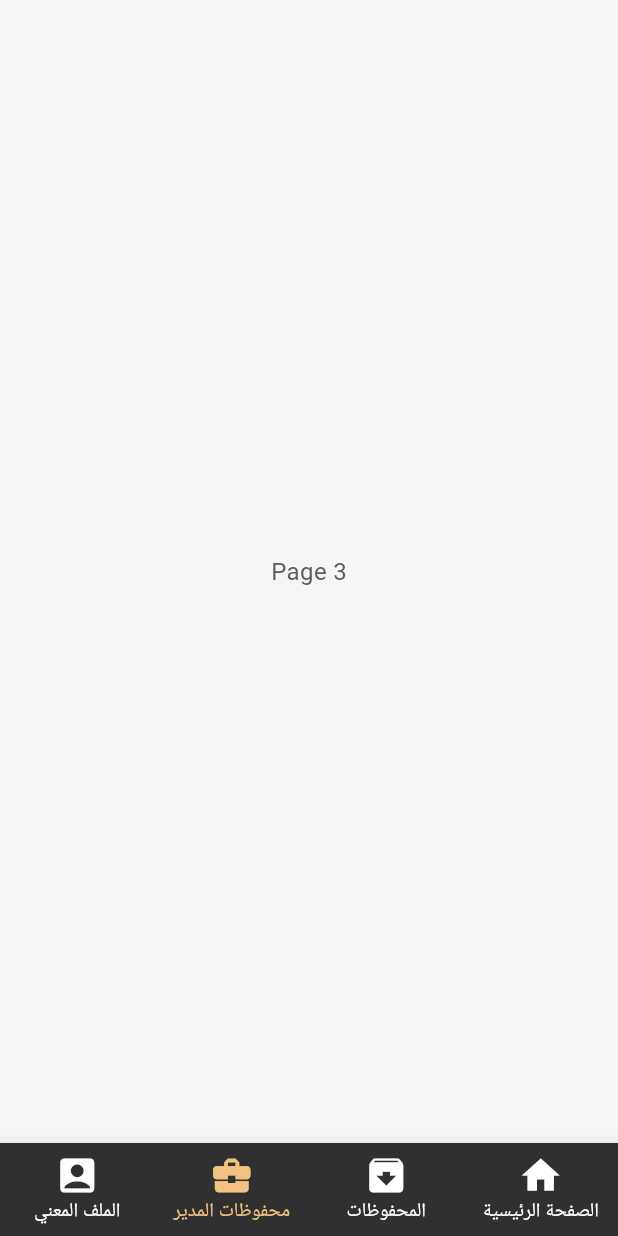
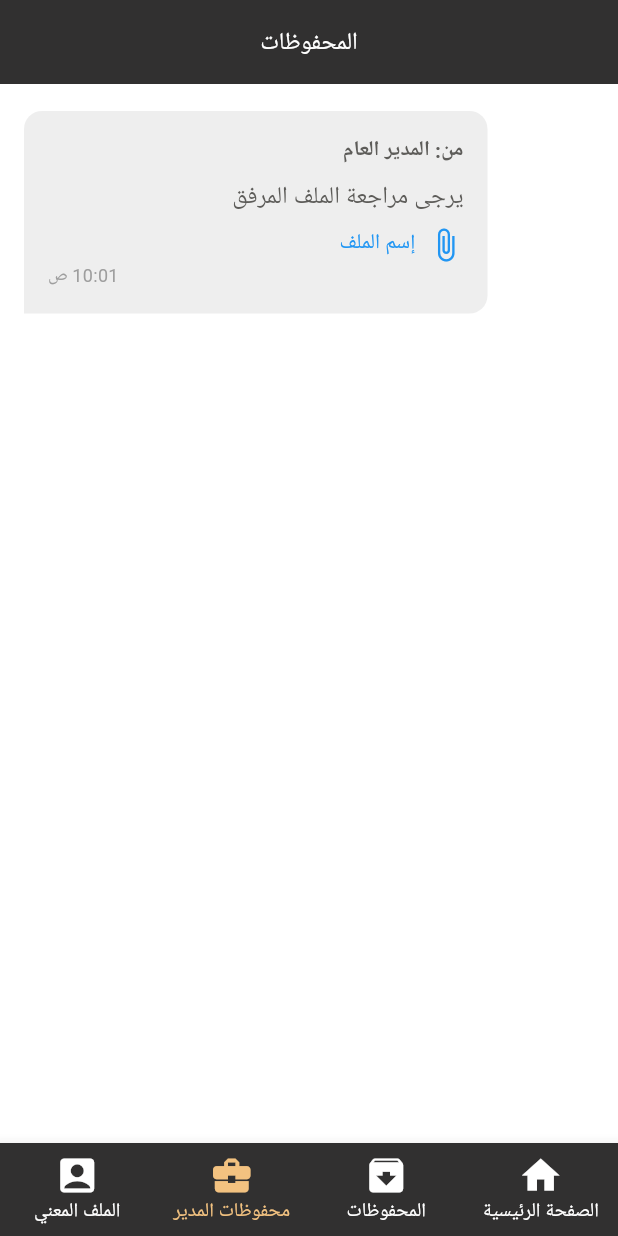
Before and after one commit to Ekram20/qacc_application, a Flutter app: the screen it shows after launch, item 3 of the bottom bar chosen, on a phone screen of 412 x 824 dp. Run offline on Flutter 3.47's test engine with Material 3 defaults, Android fonts, the light colour scheme and no system bars; our stand-ins replace auto_route, file_picker, font_awesome_flutter, gap, smooth_page_indicator; missing offline and left inert: syncfusion_flutter_pdfviewer; Roboto replaces fonts that are missing (Cairo).

Commit message:
المحفوظات - محفوظات المدير العام

```diff
--- a/lib/bottom_navigation_bar_employees.dart
+++ b/lib/bottom_navigation_bar_employees.dart
@@ -1,7 +1,8 @@
 import 'package:auto_route/auto_route.dart';
 import 'package:flutter/material.dart';
 import 'package:qacc_application/models/app_colors.dart';
-import 'package:qacc_application/test.dart';
+import 'package:qacc_application/views/archives_admin_screen.dart';
+import 'package:qacc_application/views/archives_screen.dart';
 import 'package:qacc_application/views/employee_files.dart';
 import 'package:qacc_application/views/home_page.dart';
 
@@ -18,8 +19,8 @@ class _BottomNavigationBarEmployeesState
     extends State<BottomNavigationBarEmployees> {
   List _pageOptions = [
     HomePage(),
-    MessageScreen(),
-    Center(child: Text('Page 3')),
+    ArchivesScreen(),
+    ArchivesAdminScreen(),
     EmployeeFiles(),
   ];
 
--- /dev/null
+++ b/lib/models/message_model.dart
@@ -0,0 +1,25 @@
+class Message {
+  final int id; // معرف الرسالة
+  final int employeeId; // معرف الموظف
+  final String? content; // نص الرسالة
+  final String? fileName; // اسم الملف
+  final String? fileUrl; // رابط الملف
+  final String? readStatus; // حالة القراءة
+  final DateTime? readAt; // تاريخ القراءة
+  final String? archiveStatus; // حالة الأرشفة
+  final String createdBy; // مُرسل الرسالة
+  final String createdAt; // تاريخ الإرسال
+
+  Message({
+    required this.id,
+    required this.employeeId,
+    this.content,
+    this.fileName,
+    required this.fileUrl,
+    this.readStatus,
+    this.readAt,
+    this.archiveStatus,
+    required this.createdBy,
+    required this.createdAt,
+  });
+}
--- /dev/null
+++ b/lib/views/archives_admin_screen.dart
@@ -0,0 +1,42 @@
+import 'package:flutter/material.dart';
+import 'package:qacc_application/models/app_colors.dart';
+import 'package:qacc_application/models/message_model.dart';
+import 'package:qacc_application/widgets/message_bubble.dart';
+
+class ArchivesAdminScreen extends StatelessWidget {
+   ArchivesAdminScreen({super.key});
+final List<Message> messages = [
+  Message(
+    id: 1, // معرف الرسالة
+    employeeId: 1, // معرف الموظف
+    content: 'يرجى مراجعة الملف المرفق', // نص الرسالة
+    fileName: 'إسم الملف', // اسم الملف
+    fileUrl: 'fileUrl', // رابط الملف
+    createdBy: 'المدير العام', // مرسل الرسالة
+    createdAt: '10:01 ص', // تحويل تاريخ الإرسال إلى DateTime
+  )
+];
+  @override
+  Widget build(BuildContext context) {
+    return Scaffold(
+      appBar: AppBar(
+        title: Text('المحفوظات', style: Theme.of(context).textTheme.bodySmall),
+        centerTitle: true,
+      ),
+      body: Directionality(
+        textDirection: TextDirection.rtl,
+        child: Container(
+          color: AppColors.white, // خلفية بيضاء
+          child: ListView.builder(
+            padding: EdgeInsets.only(top: 10.0),
+            itemCount: messages.length,
+            itemBuilder: (context, index) {
+              final message = messages[index];
+              return MessageBubble(message: message);
+            },
+          ),
+        ),
+      ),
+    );
+  }
+}
--- /dev/null
+++ b/lib/views/archives_screen.dart
@@ -0,0 +1,42 @@
+import 'package:flutter/material.dart';
+import 'package:qacc_application/models/app_colors.dart';
+import 'package:qacc_application/widgets/message_bubble.dart';
+import 'package:qacc_application/models/message_model.dart';
+
+class ArchivesScreen extends StatelessWidget {
+  ArchivesScreen({super.key});
+final List<Message> messages = [
+  Message(
+    id: 1, // معرف الرسالة
+    employeeId: 1, // معرف الموظف
+    content: 'يرجى مراجعة الملف المرفق', // نص الرسالة
+    fileName: 'إسم الملف', // اسم الملف
+    fileUrl: 'fileUrl', // رابط الملف
+    createdBy: 'المحفوظات', // مرسل الرسالة
+    createdAt: '10:01 ص', // تحويل تاريخ الإرسال إلى DateTime
+  )
+];
+  @override
+  Widget build(BuildContext context) {
+    return Scaffold(
+      appBar: AppBar(
+        title: Text('المحفوظات', style: Theme.of(context).textTheme.bodySmall),
+        centerTitle: true,
+      ),
+      body: Directionality(
+        textDirection: TextDirection.rtl,
+        child: Container(
+          color: AppColors.white, // خلفية بيضاء
+          child: ListView.builder(
+            padding: EdgeInsets.only(top: 10.0),
+            itemCount: messages.length,
+            itemBuilder: (context, index) {
+              final message = messages[index];
+              return MessageBubble(message: message);
+            },
+          ),
+        ),
+      ),
+    );
+  }
+}
--- /dev/null
+++ b/lib/widgets/message_bubble.dart
@@ -0,0 +1,84 @@
+import 'package:flutter/material.dart';
+import 'package:qacc_application/models/message_model.dart';
+import 'package:url_launcher/url_launcher.dart';
+
+
+class MessageBubble extends StatelessWidget {
+  final Message message;
+
+  const MessageBubble({required this.message, Key? key}) : super(key: key);
+
+  @override
+  Widget build(BuildContext context) {
+    return Align(
+      alignment: Alignment.centerLeft,
+      child: Padding(
+        padding: const EdgeInsets.symmetric(vertical: 8.0, horizontal: 16.0),
+        child: Container(
+          decoration: BoxDecoration(
+            color: Colors.grey[200], // لون رمادي هادئ للفقاعة
+            borderRadius: BorderRadius.only(
+              topLeft: Radius.circular(12),
+              bottomRight: Radius.circular(12),
+              topRight: Radius.circular(12),
+            ),
+          ),
+          padding: const EdgeInsets.all(16.0),
+          constraints: BoxConstraints(
+              maxWidth: MediaQuery.of(context).size.width * 0.75),
+          child: Column(
+            crossAxisAlignment: CrossAxisAlignment.start,
+            children: [
+              Text(
+                'من: ${message.createdBy}',
+                style: TextStyle(fontWeight: FontWeight.bold, fontSize: 14),
+              ),
+              SizedBox(height: 8),
+              if (message.content != null)
+                Text(message.content!, style: TextStyle(fontSize: 16)),
+              if (message.fileUrl != null)
+                Padding(
+                  padding: const EdgeInsets.only(top: 8.0),
+                  child: GestureDetector(
+                    onTap: () async {
+                      final url = message.fileUrl!;
+                      if (await canLaunch(url)) {
+                        await launch(url);
+                      } else {
+                        ScaffoldMessenger.of(context).showSnackBar(
+                          SnackBar(
+                            content: Text('تعذر فتح الملف'),
+                          ),
+                        );
+                      }
+                    },
+                    child: Row(
+                      children: [
+                        Icon(Icons.attach_file, color: Colors.blue),
+                        SizedBox(width: 8),
+                        Flexible(
+                          child: Text(
+                            message.fileName!,
+                            overflow: TextOverflow.ellipsis,
+                            style:
+                                TextStyle(color: Colors.blue, fontSize: 14),
+                          ),
+                        ),
+                      ],
+                    ),
+                  ),
+                ),
+              Align(
+                alignment: Alignment.bottomLeft,
+                child: Text(
+                  message.createdAt,
+                  style: TextStyle(color: Colors.grey, fontSize: 12),
+                ),
+              ),
+            ],
+          ),
+        ),
+      ),
+    );
+  }
+}
```
Also changed, not shown: lib/router/app_router.gr.dart.
